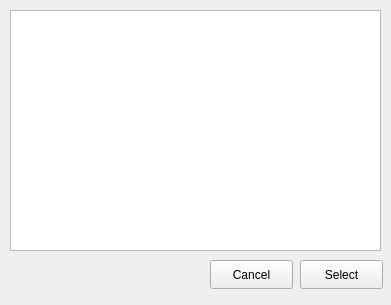
This is src/view/SelectMember.ui in RachelSugar/cooper as Qt 5 draws it before an edit. The edited form follows.
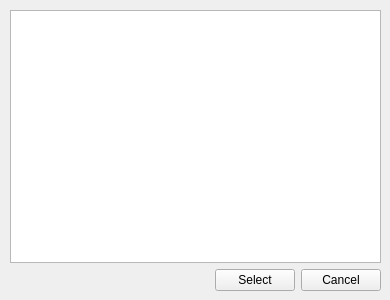
This is the edited form.

Commit message: put in spacer

Patch:
```diff
--- a/src/view/SelectMember.ui
+++ b/src/view/SelectMember.ui
@@ -5,22 +5,43 @@
    <rect>
     <x>0</x>
     <y>0</y>
-    <width>391</width>
-    <height>305</height>
+    <width>390</width>
+    <height>300</height>
    </rect>
   </property>
+  <property name="sizePolicy" >
+   <sizepolicy vsizetype="Fixed" hsizetype="Fixed" >
+    <horstretch>0</horstretch>
+    <verstretch>0</verstretch>
+   </sizepolicy>
+  </property>
+  <property name="minimumSize" >
+   <size>
+    <width>390</width>
+    <height>300</height>
+   </size>
+  </property>
+  <property name="maximumSize" >
+   <size>
+    <width>390</width>
+    <height>300</height>
+   </size>
+  </property>
   <property name="windowTitle" >
    <string>Select Member</string>
   </property>
-  <widget class="QTableView" name="userTableView" >
+  <widget class="QWidget" name="" >
    <property name="geometry" >
     <rect>
      <x>10</x>
      <y>10</y>
      <width>371</width>
-     <height>241</height>
+     <height>281</height>
     </rect>
    </property>
+   <layout class="QVBoxLayout" name="verticalLayout" >
+    <item>
+     <widget class="QTableView" name="userTableView" >
    <property name="selectionMode" >
     <enum>QAbstractItemView::SingleSelection</enum>
    </property>
@@ -31,31 +52,40 @@
     <enum>Qt::SolidLine</enum>
    </property>
   </widget>
-  <widget class="QPushButton" name="CancelButton" >
-   <property name="geometry" >
-    <rect>
-     <x>210</x>
-     <y>260</y>
-     <width>83</width>
-     <height>29</height>
-    </rect>
-   </property>
-   <property name="text" >
-    <string>Cancel</string>
-   </property>
-  </widget>
+    </item>
+    <item>
+     <layout class="QHBoxLayout" name="horizontalLayout" >
+      <item>
+       <spacer name="horizontalSpacer" >
+        <property name="orientation" >
+         <enum>Qt::Horizontal</enum>
+        </property>
+        <property name="sizeHint" stdset="0" >
+         <size>
+          <width>188</width>
+          <height>20</height>
+         </size>
+        </property>
+       </spacer>
+      </item>
+      <item>
   <widget class="QPushButton" name="SelectButton" >
-   <property name="geometry" >
-    <rect>
-     <x>300</x>
-     <y>260</y>
-     <width>83</width>
-     <height>29</height>
-    </rect>
-   </property>
    <property name="text" >
     <string>Select</string>
    </property>
+       </widget>
+      </item>
+      <item>
+       <widget class="QPushButton" name="CancelButton" >
+        <property name="text" >
+         <string>Cancel</string>
+        </property>
+       </widget>
+      </item>
+     </layout>
+    </item>
+   </layout>
+   <zorder>userTableView</zorder>
   </widget>
  </widget>
  <resources/>
```
Left out of the diff: 3 changed lines with no effect on the pictures. Lines whose indentation alone changed are shown as unchanged.
